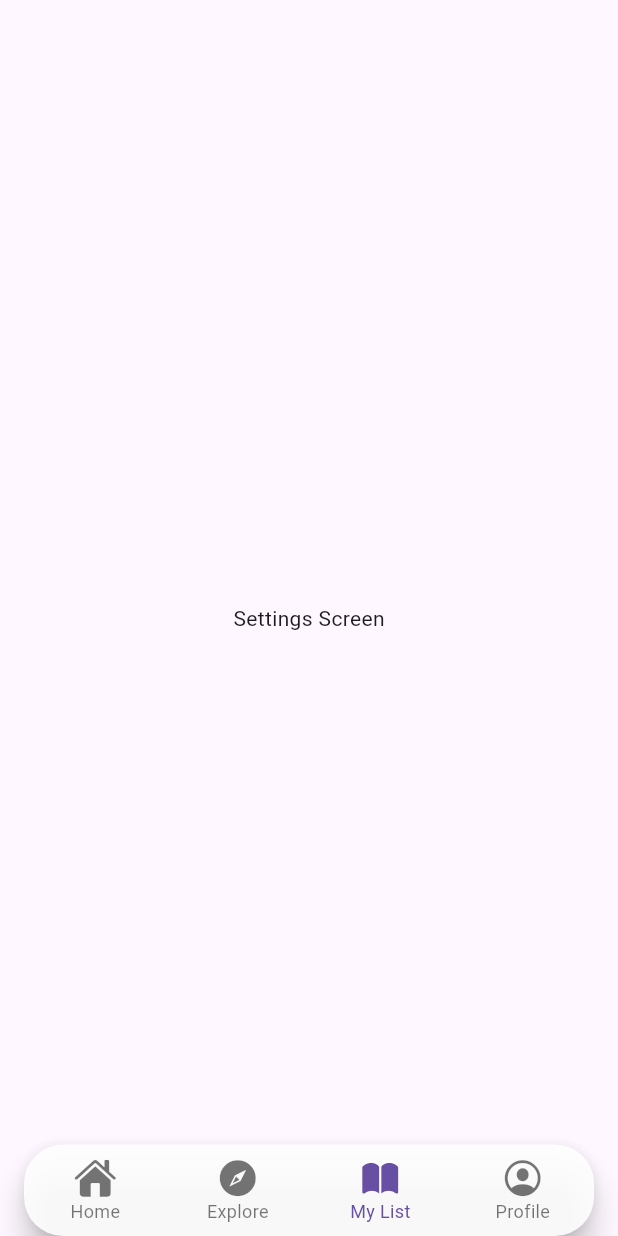
After one commit to shiazza/perpustakaan-sekolah-mobile, a Flutter app: the HomePage screen opened by its route, item 3 of the bottom bar chosen, on a phone screen of 412 x 824 dp. The commit adds this screen. Run offline on Flutter 3.47's test engine with Material 3 defaults, Android fonts, the phone set to English and light mode, and no system bars.

Commit message:
Yang penting jadi #1

```diff
--- a/lib/main.dart
+++ b/lib/main.dart
@@ -1,7 +1,7 @@
 import 'package:flutter/material.dart';
 import 'splash_screen.dart';
+import 'login_page.dart';
 import 'screen/home/home.dart';
-import 'login_page.dart';
 
 
 void main() async {
@@ -28,7 +28,7 @@ class _MyAppState extends State<MyApp> {
       routes: {
         '/': (context) => SplashScreen(),
         '/login': (context) => const LoginPage(),
-        '/home': (context) => HomePage(),
+        '/home': (context) => const HomePage(),
       },
     );
   }
--- /dev/null
+++ b/lib/screen/home/child/settings_screen.dart
@@ -0,0 +1,12 @@
+import 'package:flutter/material.dart';
+
+class SettingsScreen extends StatelessWidget {
+  const SettingsScreen({super.key});
+
+  @override
+  Widget build(BuildContext context) {
+    return const Center(
+      child: Text("Settings Screen"),
+    );
+  }
+}
--- a/lib/screen/home/home.dart
+++ b/lib/screen/home/home.dart
@@ -1,13 +1,57 @@
+// lib/screen/home/home.dart
 import 'package:flutter/material.dart';
+import '../../widget/app_navbar.dart';
+import 'child/home_screen.dart';
+import 'child/profile_screen.dart';
+import 'child/settings_screen.dart';
 
-class HomePage extends StatelessWidget {
+class HomePage extends StatefulWidget {
   const HomePage({super.key});
+
+  @override
+  State<HomePage> createState() => _HomePageState();
+}
+
+class _HomePageState extends State<HomePage> {
+  int index = 0;
+
+  final pages = [
+    HomeScreen(),
+    ProfileScreen(),
+    SettingsScreen(),
+  ];
 
   @override
   Widget build(BuildContext context) {
     return Scaffold(
-      appBar: AppBar(title: Text('Home')),
-      body: Center(child: Text('Welcome to Home')),
+      body: Stack(
+        children: [
+          pages[index],
+          // navbar melayang di bawah
+          Positioned(
+            left: 16,
+            right: 16,
+            // posisikan di paling bawah lalu biarkan SafeArea menambahkan padding bottom sekali
+            bottom: 0,
+            child: SafeArea(
+              top: false,
+              bottom: true,
+              child: Material(
+                elevation: 8,
+                borderRadius: BorderRadius.circular(26),
+                color: Colors.white.withOpacity(0.9),
+                child: ClipRRect(
+                  borderRadius: BorderRadius.circular(26),
+                  child: AppNavBar(
+                    index: index,
+                    onTap: (i) => setState(() => index = i),
+                  ),
+                ),
+              ),
+            ),
+          ),
+        ],
+      ),
     );
   }
 }
--- /dev/null
+++ b/lib/widget/app_navbar.dart
@@ -0,0 +1,49 @@
+// lib/widget/app_navbar.dart
+import 'package:flutter/cupertino.dart';
+import 'package:flutter/material.dart';
+
+class AppNavBar extends StatelessWidget {
+  final int index;
+  final Function(int) onTap;
+
+  const AppNavBar({
+    super.key,
+    required this.index,
+    required this.onTap,
+  });
+
+  @override
+  Widget build(BuildContext context) {
+    return SizedBox(
+      height: 61,
+      child: BottomNavigationBar(
+        currentIndex: index,
+        onTap: onTap,
+        backgroundColor: Colors.transparent,
+        elevation: 0,
+        type: BottomNavigationBarType.fixed,
+        selectedFontSize: 12,
+        unselectedFontSize: 12,
+        iconSize: 28,
+        items: const [
+          BottomNavigationBarItem(
+            icon: Icon(CupertinoIcons.house_fill),
+            label: 'Home',
+          ),
+          BottomNavigationBarItem(
+            icon: Icon(CupertinoIcons.compass_fill),
+            label: 'Explore',
+          ),
+          BottomNavigationBarItem(
+            icon: Icon(CupertinoIcons.book_fill),
+            label: 'My List',
+          ),
+          BottomNavigationBarItem(
+            icon: Icon(CupertinoIcons.person_crop_circle),
+            label: 'Profile',
+          ),
+        ],
+      ),
+    );
+  }
+}
--- a/pubspec.yaml
+++ b/pubspec.yaml
@@ -36,6 +36,7 @@ dependencies:
   cupertino_icons: ^1.0.8
   http: ^1.4.0
   shimmer: ^3.0.0
+  liquid_glass_renderer: ^0.2.0-dev.4
 
 dev_dependencies:
   flutter_test:
```
Also changed, not shown: lib/login_page.dart (+39 -4 lines), lib/screen/home/child/home_screen.dart (added, +243 -0 lines), lib/screen/home/child/profile_screen.dart (added, +12 -0 lines), pubspec.lock, 4 other files.
